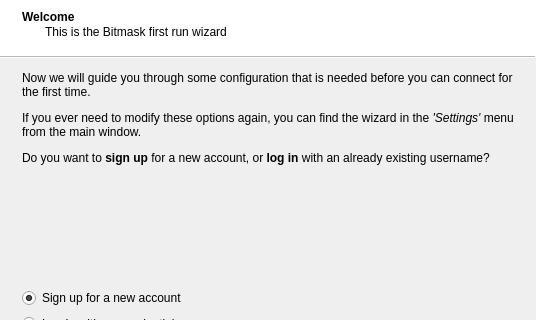
Before: the Qt Designer form src/leap/bitmask/gui/ui/wizard.ui in leapcode/bitmask_client, drawn with Qt 5; both pictures show x 0 to 536 and y 0 to 320 of the 536 by 510 pixel window.
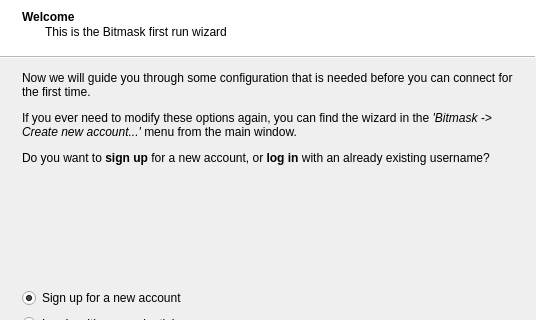
After: the same form once the commit is applied. Icons and pictures are not drawn. Custom widgets are drawn as their Qt base class.

Commit message:
Update menu name in wizard.
[Closes 4984]

```diff
--- a/src/leap/bitmask/gui/ui/wizard.ui
+++ b/src/leap/bitmask/gui/ui/wizard.ui
@@ -59,7 +59,7 @@
     <item row="0" column="0">
      <widget class="QLabel" name="label_3">
       <property name="text">
-       <string>&lt;html&gt;&lt;head/&gt;&lt;body&gt;&lt;p&gt;Now we will guide you through some configuration that is needed before you can connect for the first time.&lt;/p&gt;&lt;p&gt;If you ever need to modify these options again, you can find the wizard in the &lt;span style=&quot; font-style:italic;&quot;&gt;'Settings'&lt;/span&gt; menu from the main window.&lt;/p&gt;&lt;p&gt;Do you want to &lt;span style=&quot; font-weight:600;&quot;&gt;sign up&lt;/span&gt; for a new account, or &lt;span style=&quot; font-weight:600;&quot;&gt;log in&lt;/span&gt; with an already existing username?&lt;/p&gt;&lt;/body&gt;&lt;/html&gt;</string>
+       <string>&lt;html&gt;&lt;head/&gt;&lt;body&gt;&lt;p&gt;Now we will guide you through some configuration that is needed before you can connect for the first time.&lt;/p&gt;&lt;p&gt;If you ever need to modify these options again, you can find the wizard in the &lt;span style=&quot; font-style:italic;&quot;&gt;'Bitmask -&amp;gt; Create new account...'&lt;/span&gt; menu from the main window.&lt;/p&gt;&lt;p&gt;Do you want to &lt;span style=&quot; font-weight:600;&quot;&gt;sign up&lt;/span&gt; for a new account, or &lt;span style=&quot; font-weight:600;&quot;&gt;log in&lt;/span&gt; with an already existing username?&lt;/p&gt;&lt;/body&gt;&lt;/html&gt;</string>
       </property>
       <property name="textFormat">
        <enum>Qt::RichText</enum>
```
The commit also changes 1 other file.
